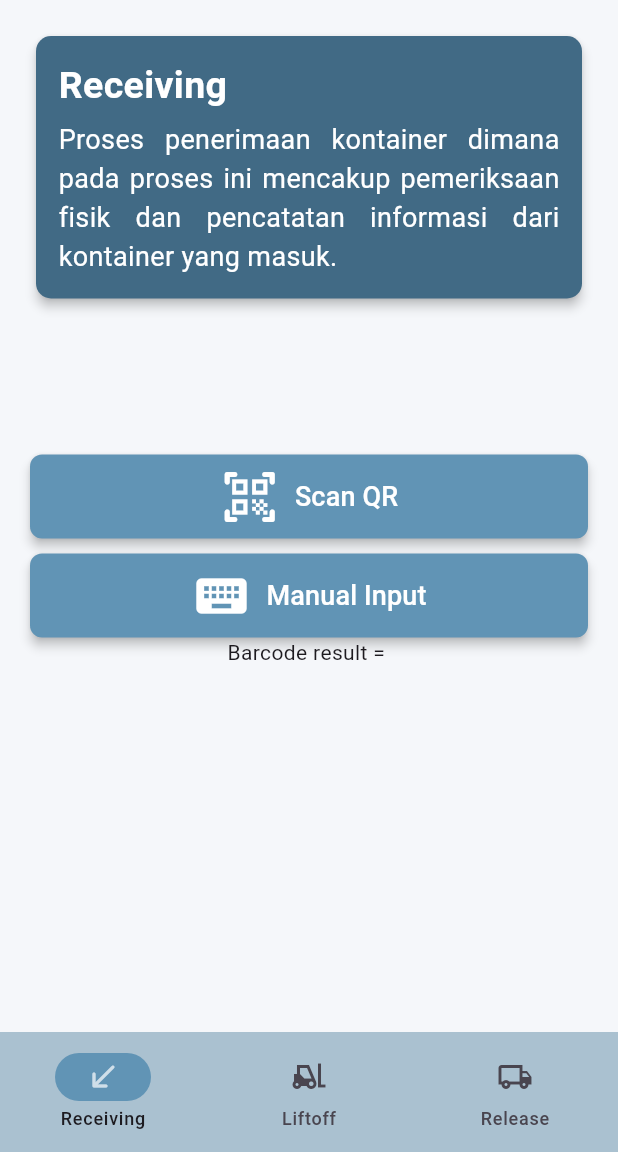
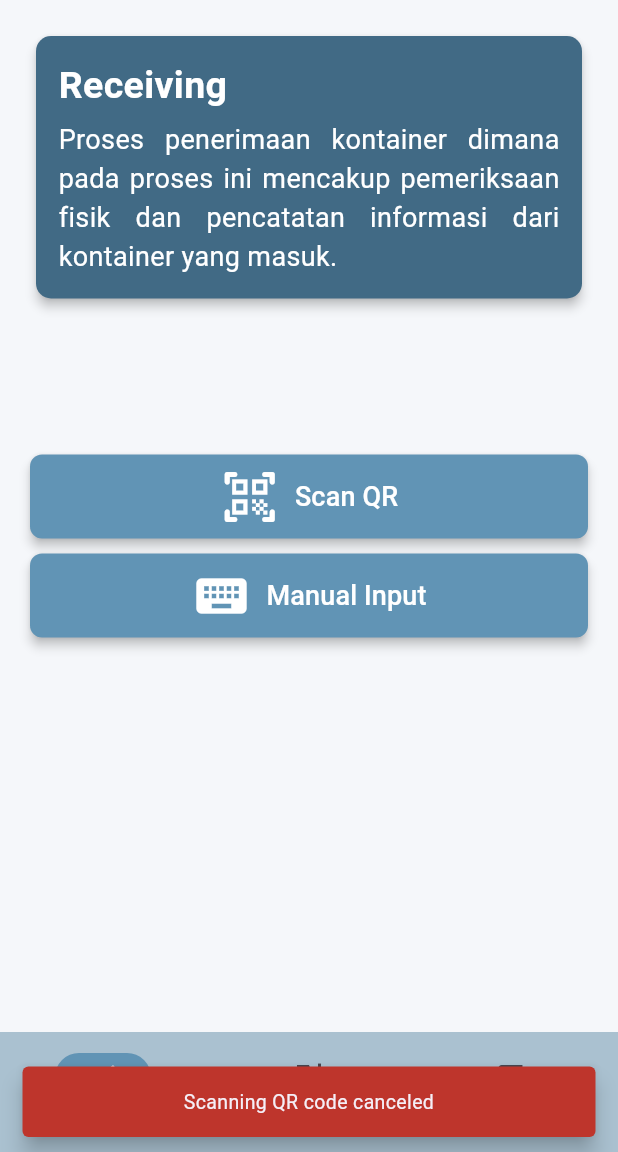
Before and after one commit to DelloMellow/Dello-Port, a Flutter app: the screen it shows once a user with an empty profile is signed in, after a tap on "Scan QR", on a phone screen of 412 x 824 dp, the part 84-1236 px from its top. Run offline on Flutter 3.47's test engine with Material 3 defaults, Android fonts, the light colour scheme and no system bars; our stand-ins replace cloud_firestore, firebase_auth, firebase_core, google_maps_flutter, image_picker, rive; missing offline and left inert: flutter_barcode_scanner; accounts and stored records are empty; network calls fail.

Commit message:
fix snackbar text size and add scan qr code feature

```diff
--- a/lib/screens/receiving/receiving_screen.dart
+++ b/lib/screens/receiving/receiving_screen.dart
@@ -1,6 +1,9 @@
+// ignore_for_file: use_build_context_synchronously
+
 import 'package:flutter/material.dart';
 import 'package:flutter/services.dart';
 import 'package:kp_project/constant/colors.dart';
+import 'package:kp_project/screens/helper.dart';
 import 'package:kp_project/screens/receiving/receiving_input_screen.dart';
 import 'package:kp_project/widgets/my_card.dart';
 import 'package:kp_project/widgets/my_icon_button.dart';
@@ -14,8 +17,6 @@ class ReceivingScreen extends StatefulWidget {
 }
 
 class _ReceivingScreenState extends State<ReceivingScreen> {
-  String _scanQRResult = '';
-
   void scanQR() async {
     String qrcodeScanRes;
     try {
@@ -25,12 +26,22 @@ class _ReceivingScreenState extends State<ReceivingScreen> {
         false,
         ScanMode.QR,
       );
+
+      if (qrcodeScanRes.isNotEmpty) {
+        Navigator.push(
+          context,
+          MaterialPageRoute(
+            builder: (context) =>
+                ReceivingInputScreen(containerNumber: qrcodeScanRes),
+          ),
+        );
+      } else {
+        showErrorMessage(context, "Scanning QR code canceled");
+      }
     } on PlatformException {
-      qrcodeScanRes = "Failed to get platform version";
+      showErrorMessage(context, "Failed to get platform version !");
     }
-    setState(() {
-      _scanQRResult = qrcodeScanRes;
-    });
+    setState(() {});
   }
 
   @override
@@ -76,10 +87,6 @@ class _ReceivingScreenState extends State<ReceivingScreen> {
                 ),
               ],
             ),
-
-            Center(
-              child: Text("Barcode result = $_scanQRResult"),
-            )
           ],
         ),
       ),
--- a/lib/screens/register_screen.dart
+++ b/lib/screens/register_screen.dart
@@ -54,7 +54,7 @@ class _RegisterScreenState extends State<RegisterScreen> {
           password: password,
         );
       } else {
-        showErrorMessage("Password don't match with Confirm Password!");
+        showErrorMessage("Password Don't Match With Confirm Password!");
       }
       //hilangin loading
       Navigator.pop(context);
@@ -73,13 +73,13 @@ class _RegisterScreenState extends State<RegisterScreen> {
       if (email.isEmpty || password.isEmpty || confirmPassword.isEmpty) {
         showErrorMessage("All Text Field Cannot be Empty!");
       } else if (e.code == 'email-already-in-use') {
-        showErrorMessage("Email already in use!");
+        showErrorMessage("Email Already in Use!");
       } else if (e.code == 'user-not-found') {
         showErrorMessage("User Not Found!");
       } else if (e.code == 'invalid-email') {
         showErrorMessage("Invalid Email Format!");
       } else {
-        showErrorMessage("Email already in use!");
+        showErrorMessage("Email Already in Use!");
       }
     }
   }
--- a/lib/widgets/my_snackbar.dart
+++ b/lib/widgets/my_snackbar.dart
@@ -9,7 +9,11 @@ class MySnackBar {
     Color textColor = Colors.white,
   }) {
     ScaffoldMessenger.of(context).showSnackBar(SnackBar(
-      content: Text(message),
+      content: Text(
+        message,
+        style: const TextStyle(fontSize: 13),
+        textAlign: TextAlign.center,
+      ),
       duration: duration,
       backgroundColor: backgroundColor,
       behavior: SnackBarBehavior.floating,
--- a/pubspec.yaml
+++ b/pubspec.yaml
@@ -101,4 +101,4 @@ flutter:
 flutter_icons:
     android: "launcher_icon"
     ios: true
-    image_path: "assets/images/dello_port_logo.png"
+    image_path: "assets/lib/images/dello_port_logo.png"
```
Also changed, not shown: lib/screens/receiving/receiving_input_screen.dart (+10 -1 lines).
